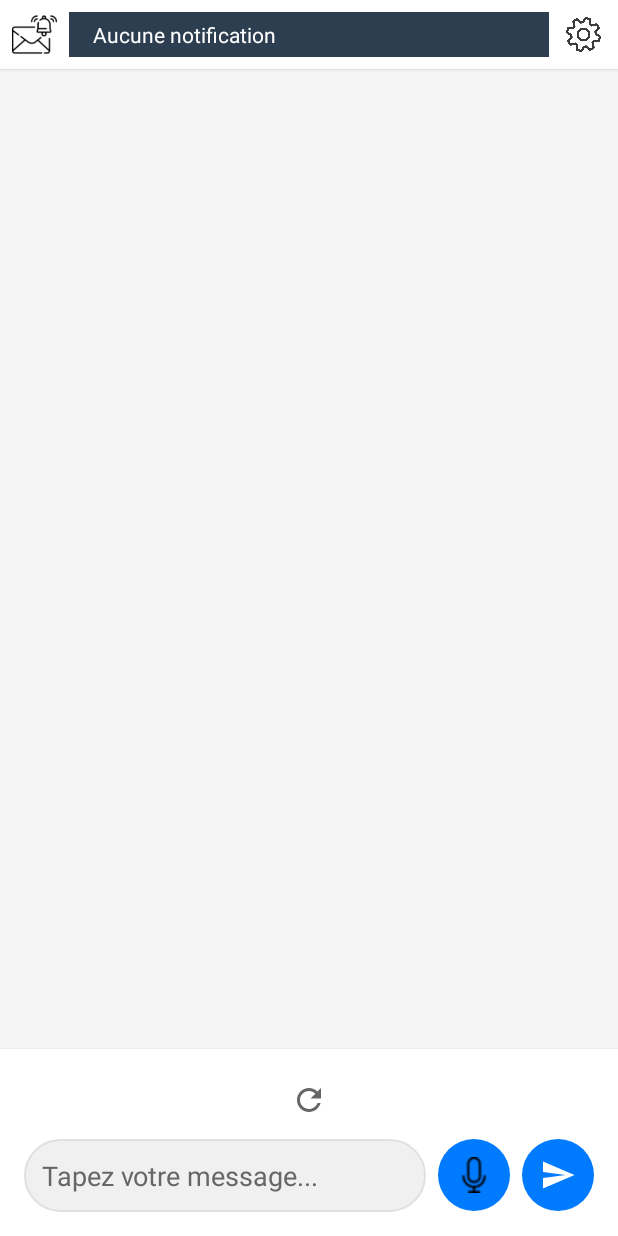
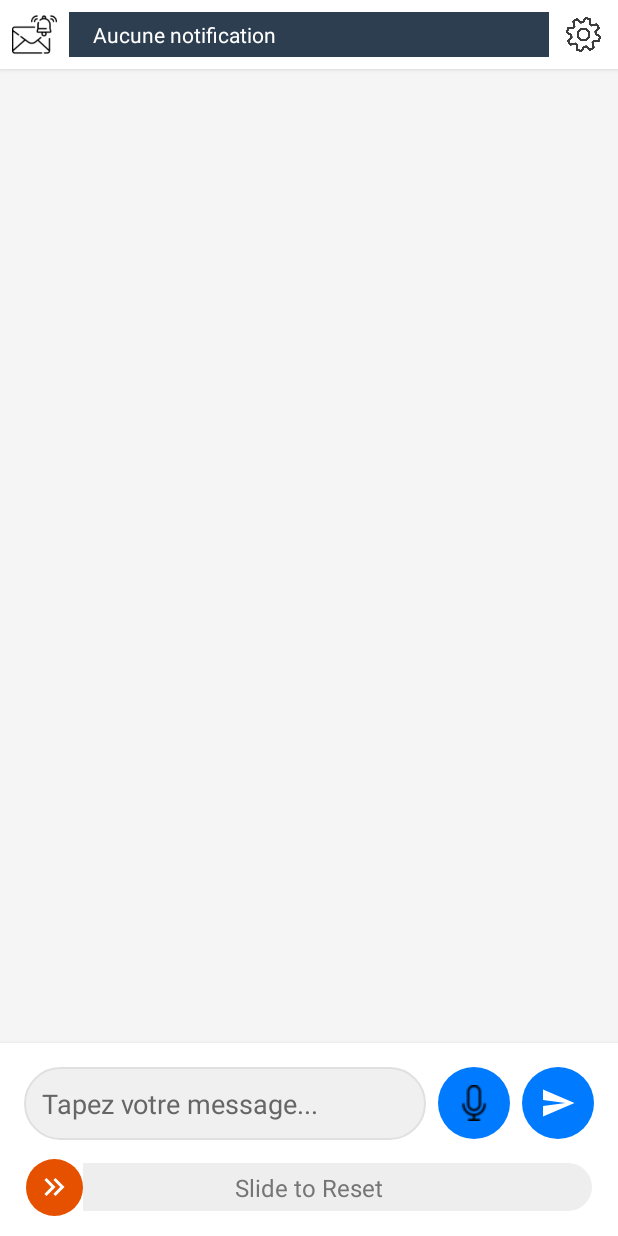
Before and after one commit to Mickael-Roger/tom, an Android app: the MainActivity screen opened directly, with no data from a screen before it, on a phone screen of 412 x 824 dp. Run offline under Robolectric (Android 15) with nearby library versions, the phone set to English and light mode, and no system bars; libraries missing offline, so code that uses them is left out: io.noties.markwon; 1 statement that could not run was skipped.

Commit message:
Add slide reset

```diff
--- /dev/null
+++ b/TomAssistant/app/src/main/res/drawable/ic_slide_chevrons.xml
@@ -0,0 +1,12 @@
+<vector xmlns:android="http://schemas.android.com/apk/res/android"
+    android:width="24dp"
+    android:height="24dp"
+    android:viewportWidth="24"
+    android:viewportHeight="24">
+    <path
+        android:fillColor="@android:color/white"
+        android:pathData="M5.59,7.41L7,6l6,6-6,6-1.41-1.41L10.17,12z"/>
+    <path
+        android:fillColor="@android:color/white"
+        android:pathData="M11.59,7.41L13,6l6,6-6,6-1.41-1.41L16.17,12z"/>
+</vector>
--- /dev/null
+++ b/TomAssistant/app/src/main/res/drawable/seek_thumb.xml
@@ -0,0 +1,14 @@
+<?xml version="1.0" encoding="utf-8"?>
+<layer-list xmlns:android="http://schemas.android.com/apk/res/android">
+    <item>
+        <shape android:shape="oval">
+            <solid android:color="#E65100" /> <!-- Dark Orange -->
+            <size android:width="38dp" android:height="38dp" />
+        </shape>
+    </item>
+    <item
+        android:drawable="@drawable/ic_slide_chevrons"
+        android:gravity="center"
+        android:width="24dp"
+        android:height="24dp" />
+</layer-list>
--- /dev/null
+++ b/TomAssistant/app/src/main/res/drawable/seek_track.xml
@@ -0,0 +1,9 @@
+<?xml version="1.0" encoding="utf-8"?>
+<layer-list xmlns:android="http://schemas.android.com/apk/res/android">
+    <item>
+        <shape android:shape="rectangle">
+            <solid android:color="#EEEEEE" /> <!-- Light Gray -->
+            <corners android:radius="20dp" />
+        </shape>
+    </item>
+</layer-list>
--- a/TomAssistant/app/src/main/res/layout/activity_main.xml
+++ b/TomAssistant/app/src/main/res/layout/activity_main.xml
@@ -102,25 +102,10 @@
         android:orientation="vertical"
         android:background="@android:color/white"
         android:elevation="4dp"
-        android:padding="16dp">
-
-        <!-- Control buttons row (Reset only) -->
-        <LinearLayout
-            android:layout_width="match_parent"
-            android:layout_height="wrap_content"
-            android:orientation="horizontal"
-            android:gravity="center"
-            android:layout_marginBottom="8dp">
-
-            <ImageButton
-                android:id="@+id/btnReset"
-                android:layout_width="36dp"
-                android:layout_height="36dp"
-                android:src="@drawable/ic_refresh"
-                android:background="?attr/selectableItemBackgroundBorderless"
-                android:contentDescription="Reset conversation" />
-
-        </LinearLayout>
+        android:paddingTop="16dp"
+        android:paddingStart="16dp"
+        android:paddingEnd="16dp"
+        android:paddingBottom="8dp">
 
         <!-- Message input row -->
         <LinearLayout
@@ -163,6 +148,37 @@
                 android:enabled="false" />
 
         </LinearLayout>
+
+        <!-- Reset Slider -->
+        <FrameLayout
+            android:layout_width="match_parent"
+            android:layout_height="40dp"
+            android:layout_marginTop="12dp"
+            android:layout_marginBottom="4dp">
+
+            <SeekBar
+                android:id="@+id/sbReset"
+                android:layout_width="match_parent"
+                android:layout_height="match_parent"
+                android:max="100"
+                android:progress="0"
+                android:progressDrawable="@drawable/seek_track"
+                android:thumb="@drawable/seek_thumb"
+                android:thumbOffset="0dp"
+                android:paddingStart="1dp"
+                android:paddingEnd="1dp" />
+
+            <TextView
+                android:id="@+id/tvResetLabel"
+                android:layout_width="wrap_content"
+                android:layout_height="wrap_content"
+                android:layout_gravity="center"
+                android:text="Slide to Reset"
+                android:textColor="#757575"
+                android:textSize="16sp"
+                android:clickable="false"
+                android:focusable="false"/>
+        </FrameLayout>
 
     </LinearLayout>
 
```
Also changed, not shown: TomAssistant/app/src/main/java/com/tom/assistant/MainActivity.kt (+33 -38 lines).
